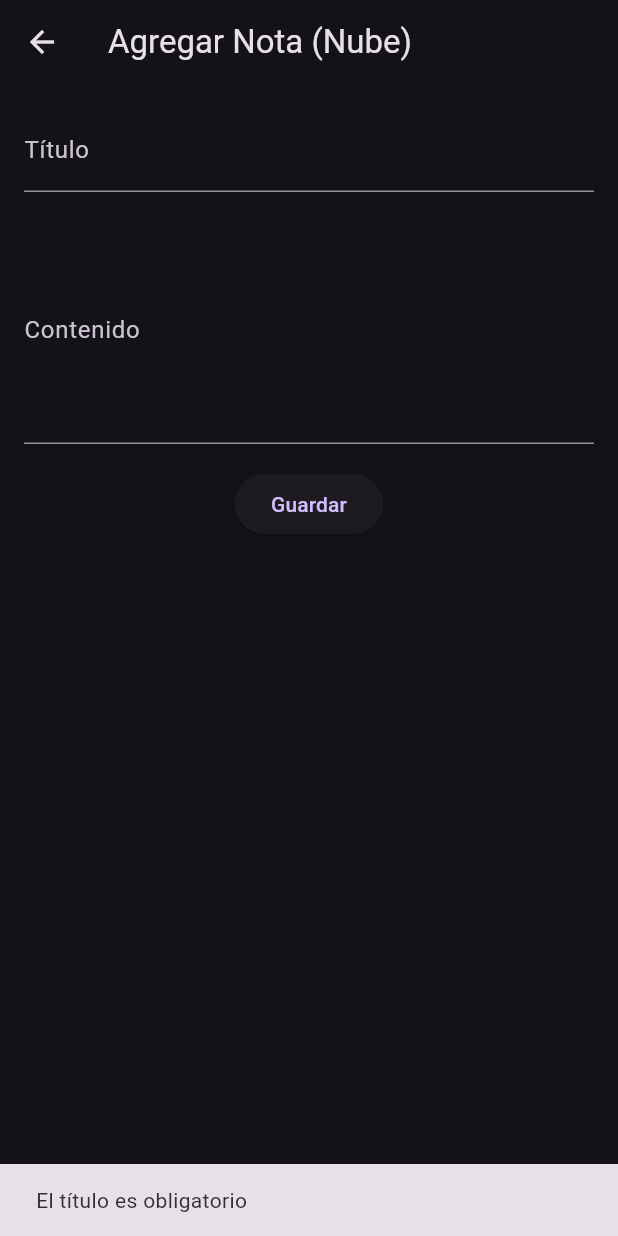
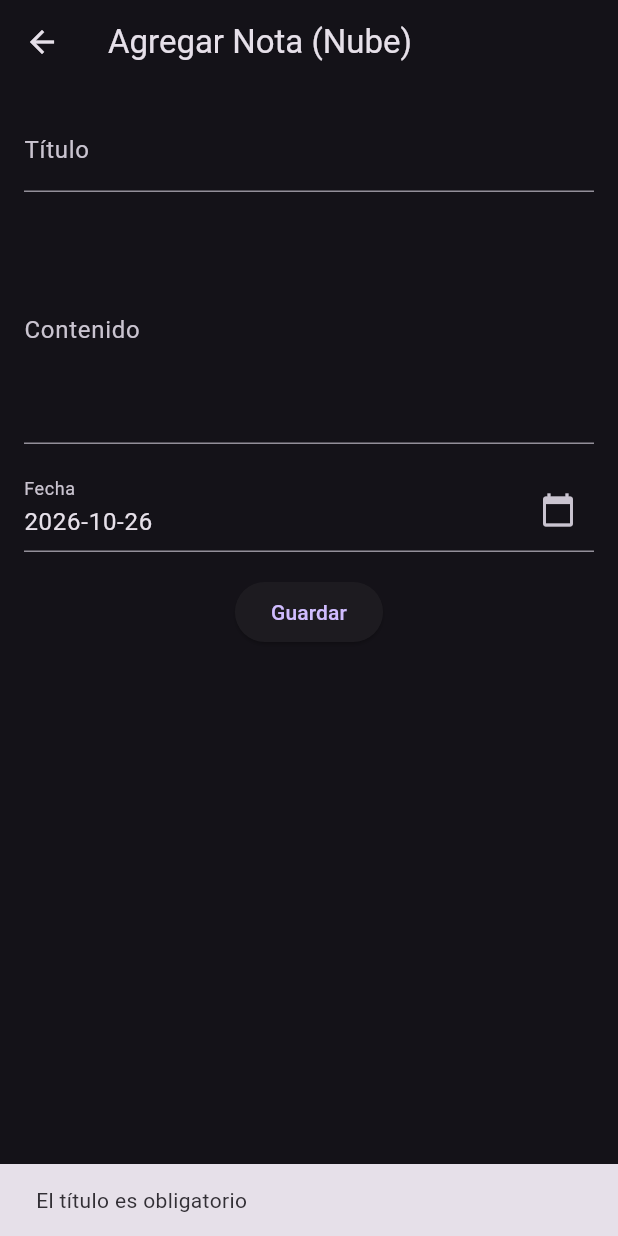
Before and after one commit to 21031562/moviles_clase, a Flutter app: the AddNoteNubeScreen screen opened by its route, after a tap on "Guardar", on a phone screen of 412 x 824 dp. Run offline on Flutter 3.47's test engine with Material 3 defaults, Android fonts, the phone set to English and light mode, and no system bars; our stand-ins replace cloud_firestore, firebase_auth, firebase_core, sqflite; missing offline and left inert: circular_menu; accounts and stored records are empty.

Commit message:
add(DateTime)
Co-Authored-By: Claude Opus 5.5 <noreply@anthropic.com>
Claude-Session: https://claude.ai/code/session_01CuHeNxutyqiFUyGUU5og9y

```diff
--- a/lib/screens/add_note_nube_screen_.dart
+++ b/lib/screens/add_note_nube_screen_.dart
@@ -13,6 +13,8 @@ class _AddNoteNubeScreenState extends State<AddNoteNubeScreen> {
   final firestoreNote = FirestoreNote();
   final conTitle = TextEditingController();
   final conContent = TextEditingController();
+  final conDate = TextEditingController();
+  DateTime _selectedDate = DateTime.now();
   QueryDocumentSnapshot? note;
   bool _cargado = false;
 
@@ -26,6 +28,26 @@ class _AddNoteNubeScreenState extends State<AddNoteNubeScreen> {
       note = args as QueryDocumentSnapshot;
       conTitle.text = note!.get('title');
       conContent.text = note!.get('content');
+      final data = note!.data() as Map<String, dynamic>;
+      if (data['dateNote'] != null) {
+        _selectedDate = DateTime.tryParse(data['dateNote']) ?? DateTime.now();
+      }
+    }
+    conDate.text = _selectedDate.toString().substring(0, 10);
+  }
+
+  Future<void> _seleccionarFecha() async {
+    final DateTime? fecha = await showDatePicker(
+      context: context,
+      initialDate: _selectedDate,
+      firstDate: DateTime(2000),
+      lastDate: DateTime(2100),
+    );
+    if (fecha != null) {
+      setState(() {
+        _selectedDate = fecha;
+        conDate.text = fecha.toString().substring(0, 10);
+      });
     }
   }
 
@@ -33,6 +55,7 @@ class _AddNoteNubeScreenState extends State<AddNoteNubeScreen> {
   void dispose() {
     conTitle.dispose();
     conContent.dispose();
+    conDate.dispose();
     super.dispose();
   }
 
@@ -47,7 +70,7 @@ class _AddNoteNubeScreenState extends State<AddNoteNubeScreen> {
     final data = {
       "title": conTitle.text.trim(),
       "content": conContent.text.trim(),
-      "dateNote": DateTime.now().toString().substring(0, 10),
+      "dateNote": conDate.text,
     };
 
     final bool ok = (note == null)
@@ -90,6 +113,16 @@ class _AddNoteNubeScreenState extends State<AddNoteNubeScreen> {
               decoration: const InputDecoration(labelText: 'Contenido'),
             ),
             space,
+            TextFormField(
+              controller: conDate,
+              readOnly: true,
+              onTap: _seleccionarFecha,
+              decoration: const InputDecoration(
+                labelText: 'Fecha',
+                suffixIcon: Icon(Icons.calendar_today),
+              ),
+            ),
+            space,
             ElevatedButton(onPressed: _guardar, child: const Text('Guardar')),
           ],
         ),
```
